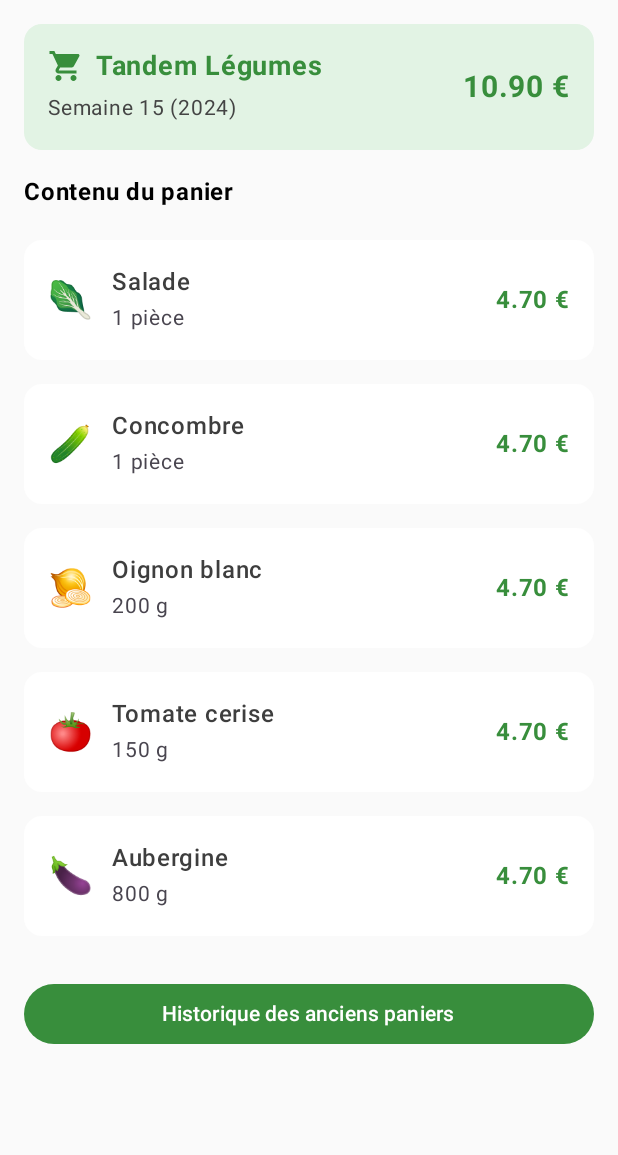
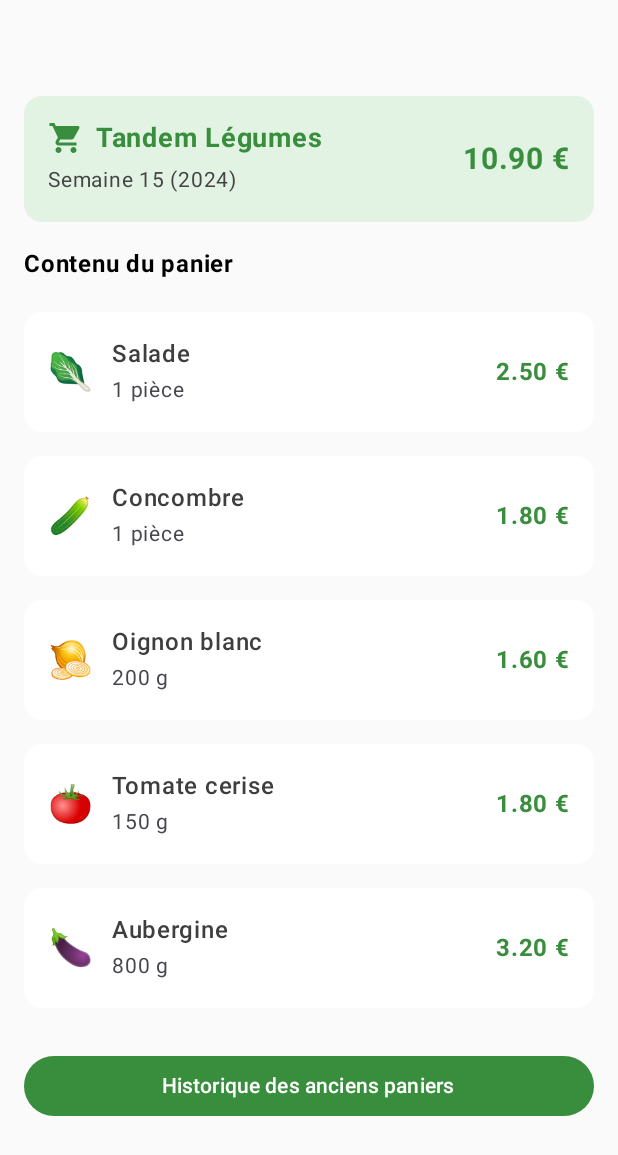
Before and after one commit to davf392/panier-local, an Android app built with Jetpack Compose: the screen it shows after launch (MainActivity), on a phone screen of 412 x 824 dp. Shown: the top 1155 px of the screen. Run offline under Robolectric (Android 15) with nearby library versions, the phone set to English and light mode, and no system bars.

Commit message:
correct prices on fake data

```diff
--- a/composeApp/src/commonMain/kotlin/com/davf392/panierlocal/ui/screens/BasketScreen.kt
+++ b/composeApp/src/commonMain/kotlin/com/davf392/panierlocal/ui/screens/BasketScreen.kt
@@ -40,7 +40,7 @@ fun BasketScreen(
 
     val baskets = (uiState as BasketUiState.Success).baskets
     val currentBasket = baskets[currentBasketIndex]
-    Column(modifier = modifier.fillMaxSize()) {
+    Column(modifier = modifier.padding(top = 48.dp).fillMaxSize()) {
         WeeklyBasketSection(
             currentBasket,
             modifier = Modifier.padding(16.dp)
--- a/composeApp/src/commonMain/kotlin/com/davf392/panierlocal/viewmodel/BasketViewModel.kt
+++ b/composeApp/src/commonMain/kotlin/com/davf392/panierlocal/viewmodel/BasketViewModel.kt
@@ -21,25 +21,24 @@ class BasketViewModel(
         totalPrice = 10.90,
         formula = "Tandem",
         productsList = listOf(
-            ProductItem(name = "Salade", quantity = 1.0, unit = "pièce", pricePerUnit = 2.50, totalPrice = 4.7, emoji = "🥬"),
-            ProductItem(name = "Concombre", quantity = 1.0, unit = "pièce", pricePerUnit = 1.80, totalPrice = 4.7, emoji = "🥒"),
-            ProductItem(name = "Oignon blanc", quantity = 200.0, unit = "g", pricePerUnit = 1.60, totalPrice = 4.7, emoji = "🧅"),
-            ProductItem(name = "Tomate cerise", quantity = 150.0, unit = "g", pricePerUnit = 1.80, totalPrice = 4.7, emoji = "🍅"),
-            ProductItem(name = "Aubergine", quantity = 800.0, unit = "g", pricePerUnit = 3.20, totalPrice = 4.7, emoji = "🍆")
+            ProductItem(name = "Salade", quantity = 1.0, unit = "pièce", pricePerUnit = 2.50, totalPrice = 2.50, emoji = "🥬"),
+            ProductItem(name = "Concombre", quantity = 1.0, unit = "pièce", pricePerUnit = 1.80, totalPrice = 1.80, emoji = "🥒"),
+            ProductItem(name = "Oignon blanc", quantity = 200.0, unit = "g", pricePerUnit = 1.60, totalPrice = 1.60, emoji = "🧅"),
+            ProductItem(name = "Tomate cerise", quantity = 150.0, unit = "g", pricePerUnit = 1.80, totalPrice = 1.80, emoji = "🍅"),
+            ProductItem(name = "Aubergine", quantity = 800.0, unit = "g", pricePerUnit = 3.20, totalPrice = 3.20, emoji = "🍆")
         )
     )
     private val soloBasket = WeeklyBasketItem(
         name = "Formule Solo Fruits",
         weekNumber = 15,
         year = 2024,
-        totalPrice = 10.90,
+        totalPrice = 10.90, // Le total correspond à la somme des produits ci-dessous
         formula = "Solo",
         productsList = listOf(
-            ProductItem(name = "Salade", quantity = 1.0, unit = "pièce", pricePerUnit = 2.50, totalPrice = 4.7, emoji = "🥬"),
-            ProductItem(name = "Concombre", quantity = 1.0, unit = "pièce", pricePerUnit = 1.80, totalPrice = 4.7, emoji = "🥒"),
-            ProductItem(name = "Oignon blanc", quantity = 200.0, unit = "g", pricePerUnit = 1.60, totalPrice = 4.7, emoji = "🧅"),
-            ProductItem(name = "Tomate cerise", quantity = 150.0, unit = "g", pricePerUnit = 1.80, totalPrice = 4.7, emoji = "🍅"),
-            ProductItem(name = "Aubergine", quantity = 800.0, unit = "g", pricePerUnit = 3.20, totalPrice = 4.7, emoji = "🍆")
+            ProductItem(name = "Banane", quantity = 500.0, unit = "g", pricePerUnit = 3.0, totalPrice = 1.50, emoji = "🍌"), // 3€/kg
+            ProductItem(name = "Pomme", quantity = 1.0, unit = "kg", pricePerUnit = 3.50, totalPrice = 3.50, emoji = "🍎"), // 3.50€/kg
+            ProductItem(name = "Poire", quantity = 500.0, unit = "g", pricePerUnit = 6.0, totalPrice = 3.00, emoji = "🍐"), // 6€/kg
+            ProductItem(name = "Orange", quantity = 1.0, unit = "kg", pricePerUnit = 2.90, totalPrice = 2.90, emoji = "🍊") // 2.90€/kg
         )
     )
     private val basketList = listOf(tandemBasket, soloBasket)
```
